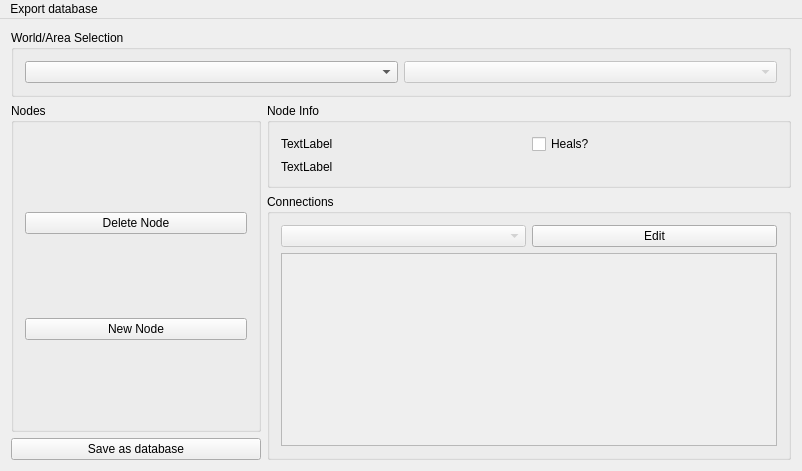
This is randovania/gui/ui_files/data_editor.ui in randovania/randovania as Qt 5 draws it before an edit. The edited form follows.
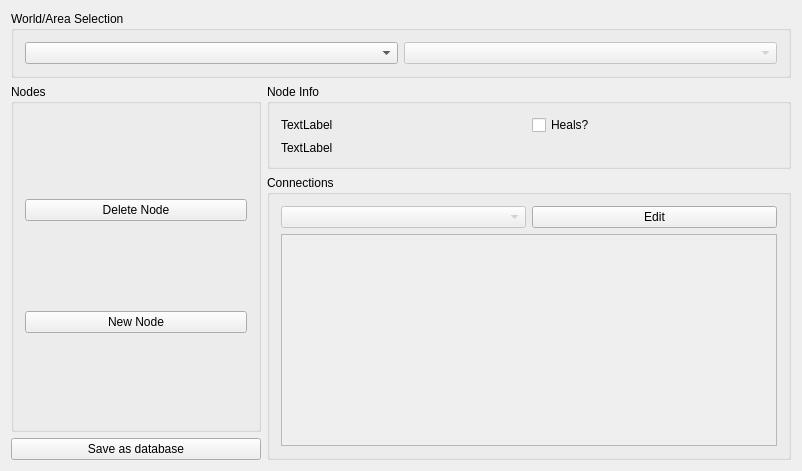
This is the edited form.

What changed in the file:
```diff
--- a/randovania/gui/ui_files/data_editor.ui
+++ b/randovania/gui/ui_files/data_editor.ui
@@ -94,7 +94,7 @@
             <x>0</x>
             <y>0</y>
             <width>502</width>
-            <height>205</height>
+            <height>226</height>
            </rect>
           </property>
          </widget>
@@ -166,22 +166,6 @@
     </item>
    </layout>
   </widget>
-  <widget class="QMenuBar" name="menu_bar">
-   <property name="geometry">
-    <rect>
-     <x>0</x>
-     <y>0</y>
-     <width>802</width>
-     <height>21</height>
-    </rect>
-   </property>
-   <widget class="QMenu" name="menu_export_database">
-    <property name="title">
-     <string>Export database</string>
-    </property>
-   </widget>
-   <addaction name="menu_export_database"/>
-  </widget>
  </widget>
  <layoutdefault spacing="6" margin="11"/>
  <resources/>
```
